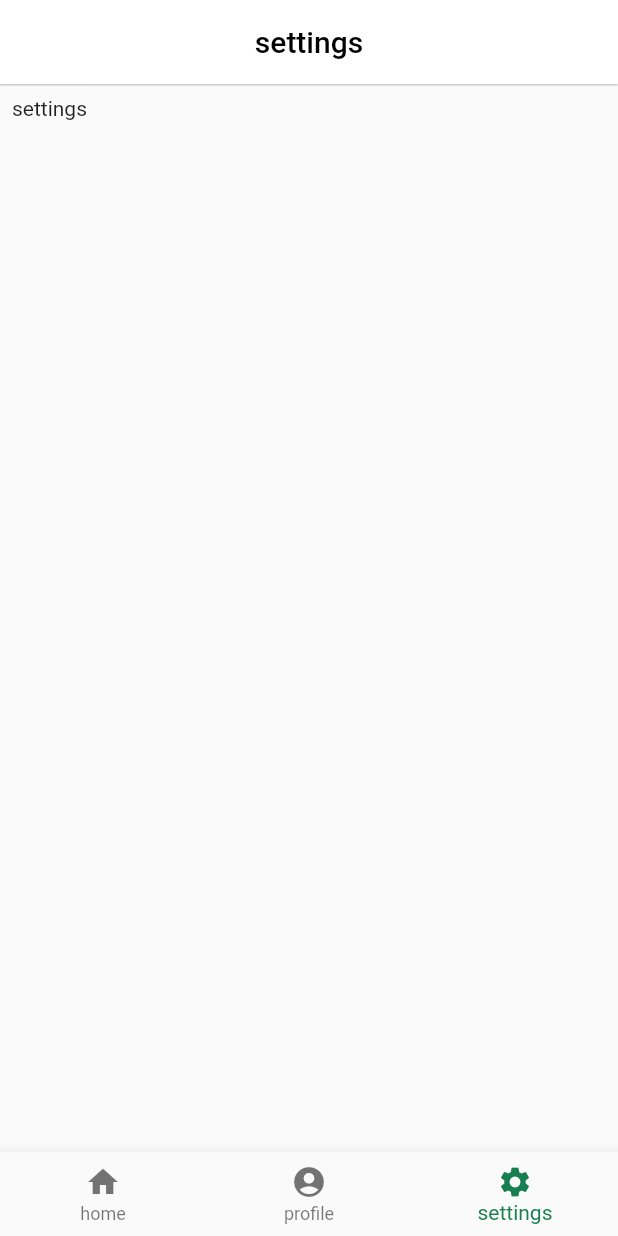
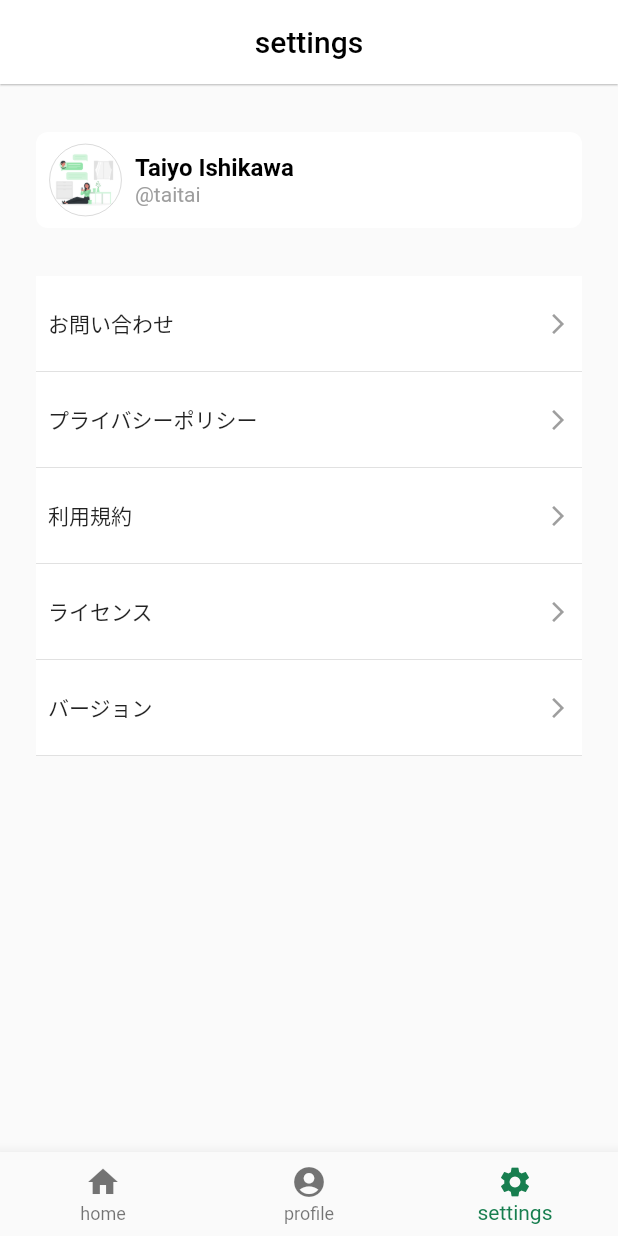
Before and after one commit to flutter-square/fs-talker, a Flutter app: the screen it shows after launch, item 3 of the bottom bar chosen, on a phone screen of 412 x 824 dp. Run offline on Flutter 3.47's test engine with Material 2 defaults, Android fonts, the phone set to English and light mode, and no system bars.

Commit message:
add: settingページの追加

```diff
--- a/lib/pages/settings/settings_page.dart
+++ b/lib/pages/settings/settings_page.dart
@@ -1,5 +1,7 @@
 import 'package:flutter/material.dart';
 import 'package:fs_talker/components/custom_app_bar.dart';
+
+import '../../constants.dart';
 
 class Settings extends StatefulWidget {
   const Settings({Key? key}) : super(key: key);
@@ -9,6 +11,15 @@ class Settings extends StatefulWidget {
 }
 
 class _SettingsState extends State<Settings> {
+
+  List<String> settings  = [
+    "お問い合わせ",
+    "プライバシーポリシー",
+    "利用規約",
+    "ライセンス",
+    "バージョン",
+  ];
+
   @override
   Widget build(BuildContext context) {
     return Scaffold(
@@ -16,8 +27,102 @@ class _SettingsState extends State<Settings> {
         title: "settings",
       ),
       body: Padding(
-        padding: EdgeInsets.all(8),
-        child: Text("settings"),
+        padding: EdgeInsets.fromLTRB(24, 32, 24, 0),
+        child: Column(
+          crossAxisAlignment: CrossAxisAlignment.stretch,
+          children: [
+            Container(
+              decoration: BoxDecoration(
+                color: Colors.white,
+                borderRadius: BorderRadius.all(Radius.circular(8.0)),
+              ),
+              height: 64,
+              child: Padding(
+                padding: const EdgeInsets.all(8.0),
+                child: Row(
+                  children: [
+                    Container(
+                      width: 50,
+                      height: 50,
+                      decoration: BoxDecoration(
+                          color: Colors.white,
+                          border: Border.all(
+                              color: Colors.black,
+                              width: 0.1
+                          ),
+                          shape: BoxShape.circle,
+                          image: DecorationImage(
+                              fit: BoxFit.fill,
+                              image: AssetImage("assets/images/home_pic.png")
+                          )
+                      ),
+                    ),
+                    SizedBox(width: 8,),
+                    Column(
+                      crossAxisAlignment: CrossAxisAlignment.start,
+                      mainAxisAlignment: MainAxisAlignment.center,
+                      children: [
+                        Text(
+                          "Taiyo Ishikawa",
+                          style: Styles.profileNameLabelStyle.copyWith(
+                            fontSize: 16
+                          ),
+                        ),
+                        Text(
+                          "@taitai",
+                          style: TextStyle(
+                              color: Styles.greyLabelColor
+                          ),
+                        ),
+                      ],
+                    )
+                  ],
+                ),
+              ),
+            ),
+            SizedBox(height: 32,),
+            Expanded(
+              child: Container(
+                decoration: BoxDecoration(
+                  borderRadius: BorderRadius.all(Radius.circular(8.0)),
+                ),
+                child: ListView.builder(
+                  physics: NeverScrollableScrollPhysics(),
+                  itemBuilder: (context, index) {
+                    final settingLabel = settings[index];
+                    return GestureDetector(
+                      onTap: () {
+                        print("tapped");
+                      },
+                      child: Container(
+                        decoration: BoxDecoration(
+                          color: Colors.white,
+                          border: Border(bottom: BorderSide(width: 0.2, color: Colors.grey))
+                        ),
+                        height: 64,
+                        child: Padding(
+                          padding: const EdgeInsets.all(8.0),
+                          child: Row(
+                            mainAxisAlignment: MainAxisAlignment.spaceBetween,
+                            children: [
+                              Text(settingLabel),
+                              Icon(
+                                Icons.arrow_forward_ios,
+                                color: Colors.grey,
+                                size: 16,
+                              )
+                            ],
+                          ),
+                        ),
+                      ),
+                    );
+                  },
+                  itemCount: settings.length,
+                ),
+              )
+            )
+          ],
+        ),
       ),
     );
   }
```
